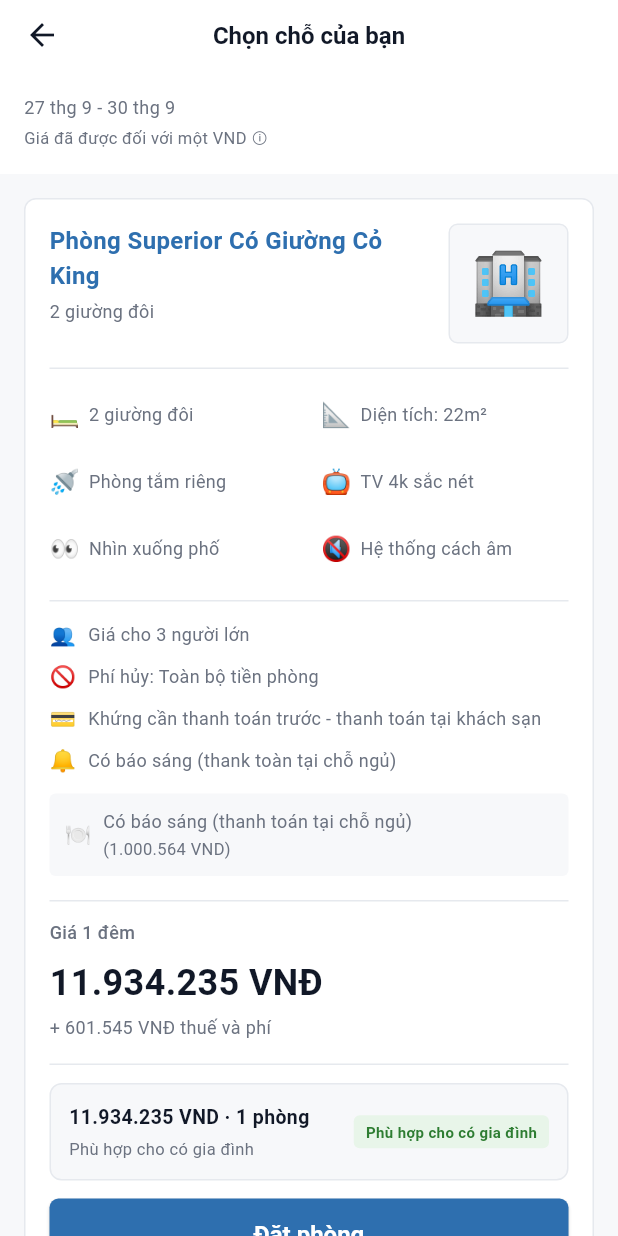
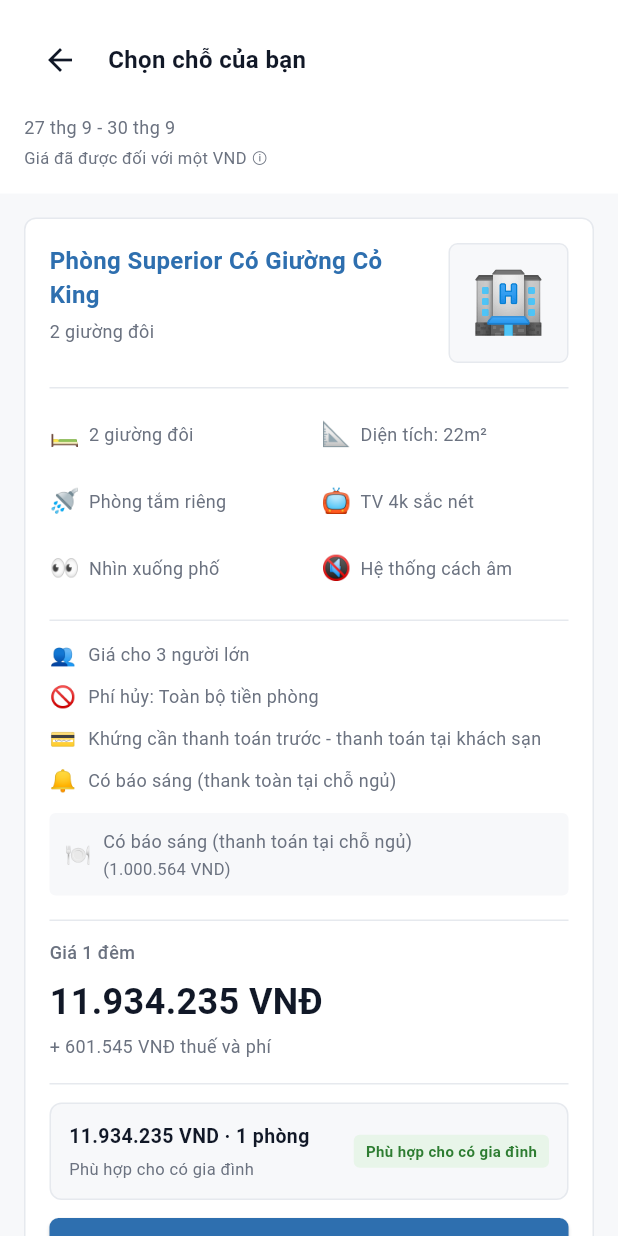
Before and after one commit to manhun03/Booking, a Flutter app: the RoomDetailScreen screen opened directly, on a phone screen of 412 x 824 dp. Run offline on Flutter 3.47's test engine with Material 3 defaults, Android fonts, the phone set to English and light mode, and no system bars; our stand-ins replace google_fonts; project files that could hold a hidden picture were left out.

Commit message:
Add 3-column header layout with empty sidebar boxes - header now integrated with main layout

```diff
--- a/frontend/lib/screens/room_detail_screen.dart
+++ b/frontend/lib/screens/room_detail_screen.dart
@@ -57,16 +57,49 @@ class _RoomDetailScreenState extends State<RoomDetailScreen> {
       backgroundColor: AppColors.colorBg,
       body: CustomScrollView(
         slivers: [
-          // Header
-          SliverAppBar(
-            backgroundColor: AppColors.white,
-            elevation: 1,
-            pinned: true,
-            leading: IconButton(
-              icon: const Icon(Icons.arrow_back, color: AppColors.textPrimary),
+          // Header with 3-Column Layout
+          SliverToBoxAdapter(
+            child: Container(
+              color: AppColors.white,
+              padding: const EdgeInsets.all(16),
+              child: LayoutBuilder(
+                builder: (context, constraints) {
+                  final isDesktop = constraints.maxWidth > 900;
+
+                  if (isDesktop) {
+                    // 3-Column Header for Desktop
+                    return Row(
+                      crossAxisAlignment: CrossAxisAlignment.center,
+                      children: [
+                        // Left Empty Box
+                        Expanded(
+                          flex: 1,
+                          child: Container(
+                            decoration: BoxDecoration(
+                              color: AppColors.colorBg,
+                              borderRadius: BorderRadius.circular(8),
+                              border: Border.all(color: AppColors.divider),
+                            ),
+                            height: 60,
+                          ),
+                        ),
+                        const SizedBox(width: 12),
+                        // Center Header
+                        Expanded(
+                          flex: 2,
+                          child: Column(
+                            crossAxisAlignment: CrossAxisAlignment.start,
+                            children: [
+                              Row(
+                                children: [
+                                  IconButton(
+                                    padding: EdgeInsets.zero,
+                                    icon: const Icon(Icons.arrow_back,
+                                        color: AppColors.textPrimary),
                                     onPressed: () => Navigator.pop(context),
                                   ),
-            title: const Text(
+                                  const SizedBox(width: 8),
+                                  const Text(
                                     'Chọn chỗ của bạn',
                                     style: TextStyle(
                                       fontSize: 16,
@@ -74,15 +107,9 @@ class _RoomDetailScreenState extends State<RoomDetailScreen> {
                                       color: AppColors.textPrimary,
                                     ),
                                   ),
-            bottom: PreferredSize(
-              preferredSize: const Size.fromHeight(60),
-              child: Container(
-                width: double.infinity,
-                padding: const EdgeInsets.all(16),
-                color: AppColors.white,
-                child: Column(
-                  crossAxisAlignment: CrossAxisAlignment.start,
-                  children: [
+                                ],
+                              ),
+                              const SizedBox(height: 8),
                               Text(
                                 '27 thg 9 - 30 thg 9',
                                 style: const TextStyle(
@@ -100,6 +127,66 @@ class _RoomDetailScreenState extends State<RoomDetailScreen> {
                               ),
                             ],
                           ),
+                        ),
+                        const SizedBox(width: 12),
+                        // Right Empty Box
+                        Expanded(
+                          flex: 1,
+                          child: Container(
+                            decoration: BoxDecoration(
+                              color: AppColors.colorBg,
+                              borderRadius: BorderRadius.circular(8),
+                              border: Border.all(color: AppColors.divider),
+                            ),
+                            height: 60,
+                          ),
+                        ),
+                      ],
+                    );
+                  } else {
+                    // Single Column Header for Mobile
+                    return Column(
+                      crossAxisAlignment: CrossAxisAlignment.start,
+                      children: [
+                        Row(
+                          children: [
+                            IconButton(
+                              padding: EdgeInsets.zero,
+                              icon: const Icon(Icons.arrow_back,
+                                  color: AppColors.textPrimary),
+                              onPressed: () => Navigator.pop(context),
+                            ),
+                            const SizedBox(width: 8),
+                            const Text(
+                              'Chọn chỗ của bạn',
+                              style: TextStyle(
+                                fontSize: 16,
+                                fontWeight: FontWeight.w600,
+                                color: AppColors.textPrimary,
+                              ),
+                            ),
+                          ],
+                        ),
+                        const SizedBox(height: 12),
+                        Text(
+                          '27 thg 9 - 30 thg 9',
+                          style: const TextStyle(
+                            fontSize: 12,
+                            color: AppColors.textSecondary,
+                          ),
+                        ),
+                        const SizedBox(height: 4),
+                        Text(
+                          'Giá đã được đối với một VND ⓘ',
+                          style: const TextStyle(
+                            fontSize: 11,
+                            color: AppColors.textMuted,
+                          ),
+                        ),
+                      ],
+                    );
+                  }
+                },
               ),
             ),
           ),
@@ -424,8 +511,8 @@ class _RoomDetailScreenState extends State<RoomDetailScreen> {
                           ),
                           const SizedBox(height: 8),
                           Container(
-                            padding:
-                                const EdgeInsets.symmetric(horizontal: 6, vertical: 3),
+                            padding: const EdgeInsets.symmetric(
+                                horizontal: 6, vertical: 3),
                             decoration: BoxDecoration(
                               color: const Color(0xFFE8F5E9),
                               borderRadius: BorderRadius.circular(4),
@@ -466,7 +553,8 @@ class _RoomDetailScreenState extends State<RoomDetailScreen> {
                             ],
                           ),
                           Container(
-                            padding: const EdgeInsets.symmetric(horizontal: 8, vertical: 4),
+                            padding: const EdgeInsets.symmetric(
+                                horizontal: 8, vertical: 4),
                             decoration: BoxDecoration(
                               color: const Color(0xFFE8F5E9),
                               borderRadius: BorderRadius.circular(4),
```
Lines whose indentation alone changed are shown as unchanged.
